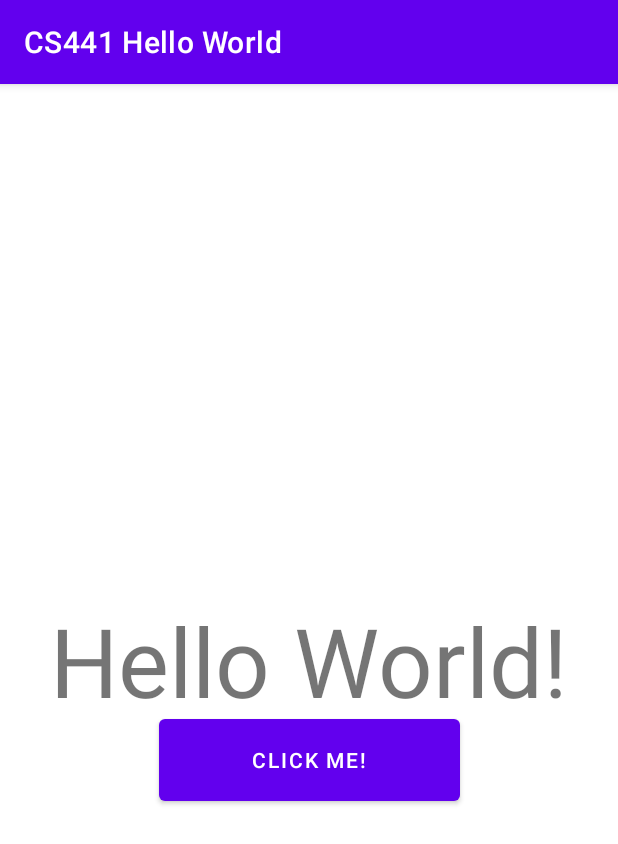
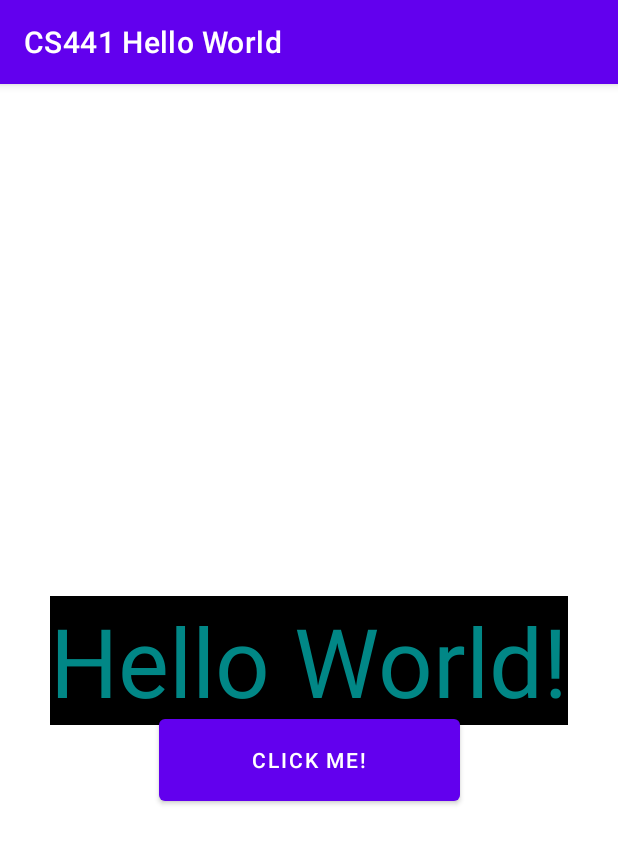
Before and after one commit to llasurd1/helloworldcs441, an Android app: the screen it shows after launch (MainActivity), after a tap on "CLICK ME!", on a phone screen of 412 x 824 dp. Shown: the top 844 px of the screen. Run offline under Robolectric (Android 15) with nearby library versions, the phone set to English and light mode, and no system bars.

Commit message:
Initial commit

```diff
--- a/app/src/main/java/com/example/cs441helloworld/MainActivity.java
+++ b/app/src/main/java/com/example/cs441helloworld/MainActivity.java
@@ -11,6 +11,7 @@ public class MainActivity extends AppCompatActivity {
 
     TextView helloText;
     Button helloButton;
+    int toggle = 1;
 
     @Override
     protected void onCreate(Bundle savedInstanceState) {
@@ -21,6 +22,13 @@ public class MainActivity extends AppCompatActivity {
         helloButton = (Button) findViewById(R.id.hello_button);
     }
     public void onHelloClick(View view){
-        helloText.setTextSize(64);
+        if(toggle==1) {
+            helloText.setTextSize(64);
+            toggle = 0;
+        }
+        else{
+            helloText.setTextSize(30);
+            toggle = 1;
+        }
     }
 }
--- a/app/src/main/res/layout/activity_main.xml
+++ b/app/src/main/res/layout/activity_main.xml
@@ -14,7 +14,10 @@
         app:layout_constraintLeft_toLeftOf="parent"
         app:layout_constraintRight_toRightOf="parent"
         app:layout_constraintTop_toTopOf="parent"
-        android:id = "@+id/hello_text"/>
+        android:id = "@+id/hello_text"
+        android:background="@color/black"
+        android:textColor="@color/teal_700"
+        />
     <Button
         android:layout_width="301px"
         android:layout_height="100px"
@@ -26,6 +29,7 @@
         android:text = "Click me!"
         android:id = "@+id/hello_button"
         android:onClick = "onHelloClick"
+
         />
 
 </androidx.constraintlayout.widget.ConstraintLayout>
```
